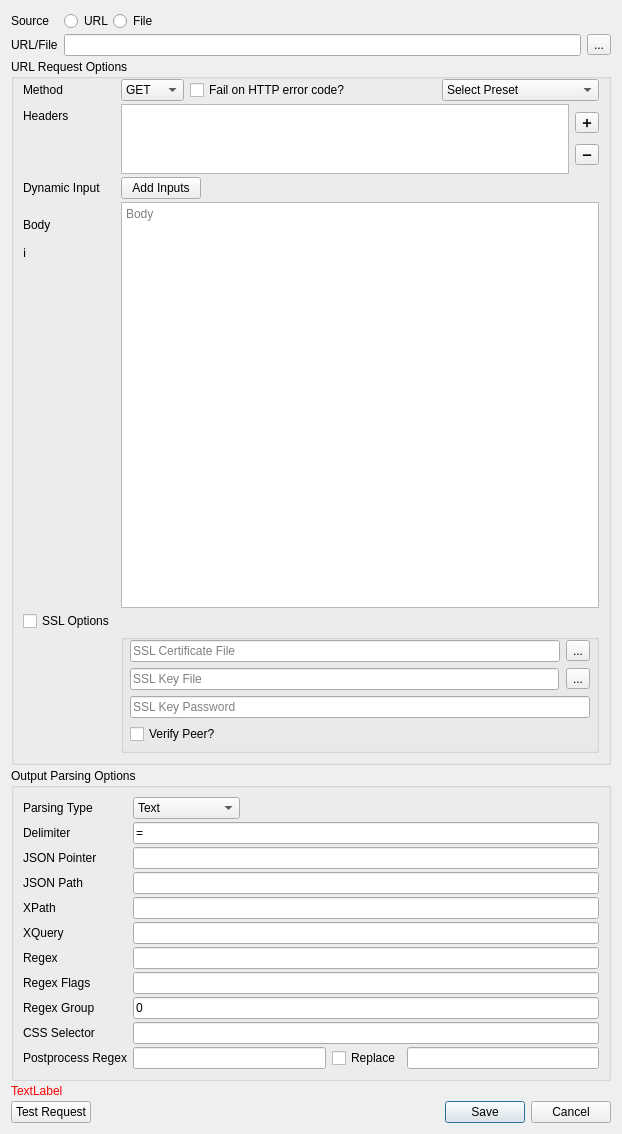
locaal-ai/obs-urlsource, file src/ui/requestbuilder.ui: the form before one commit.
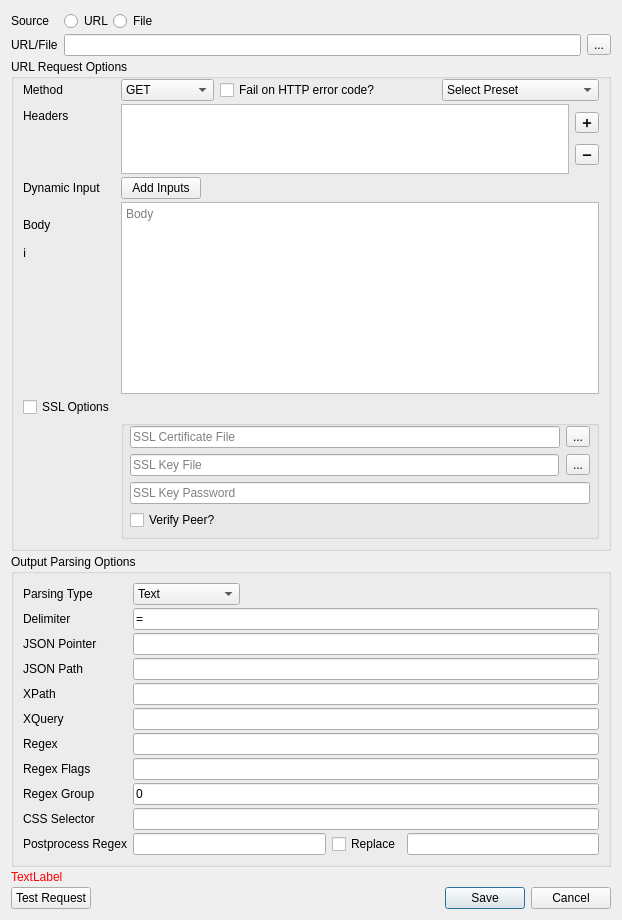
The form after the commit.

```diff
--- a/src/ui/requestbuilder.ui
+++ b/src/ui/requestbuilder.ui
@@ -7,7 +7,7 @@
     <x>0</x>
     <y>0</y>
     <width>622</width>
-    <height>1134</height>
+    <height>875</height>
    </rect>
   </property>
   <property name="sizePolicy">
@@ -142,7 +142,7 @@
    <item>
     <widget class="QGroupBox" name="urlRequestOptionsGroup">
      <property name="sizePolicy">
-      <sizepolicy hsizetype="Preferred" vsizetype="Minimum">
+      <sizepolicy hsizetype="Preferred" vsizetype="Fixed">
        <horstretch>0</horstretch>
        <verstretch>0</verstretch>
       </sizepolicy>
@@ -197,6 +197,11 @@
              <string>POST</string>
             </property>
            </item>
+           <item>
+            <property name="text">
+             <string>WebSocket</string>
+            </property>
+           </item>
           </widget>
          </item>
          <item>
@@ -539,7 +544,7 @@
    <item>
     <widget class="QGroupBox" name="outputGroupBox">
      <property name="sizePolicy">
-      <sizepolicy hsizetype="Preferred" vsizetype="Minimum">
+      <sizepolicy hsizetype="Preferred" vsizetype="Fixed">
        <horstretch>0</horstretch>
        <verstretch>0</verstretch>
       </sizepolicy>
```
